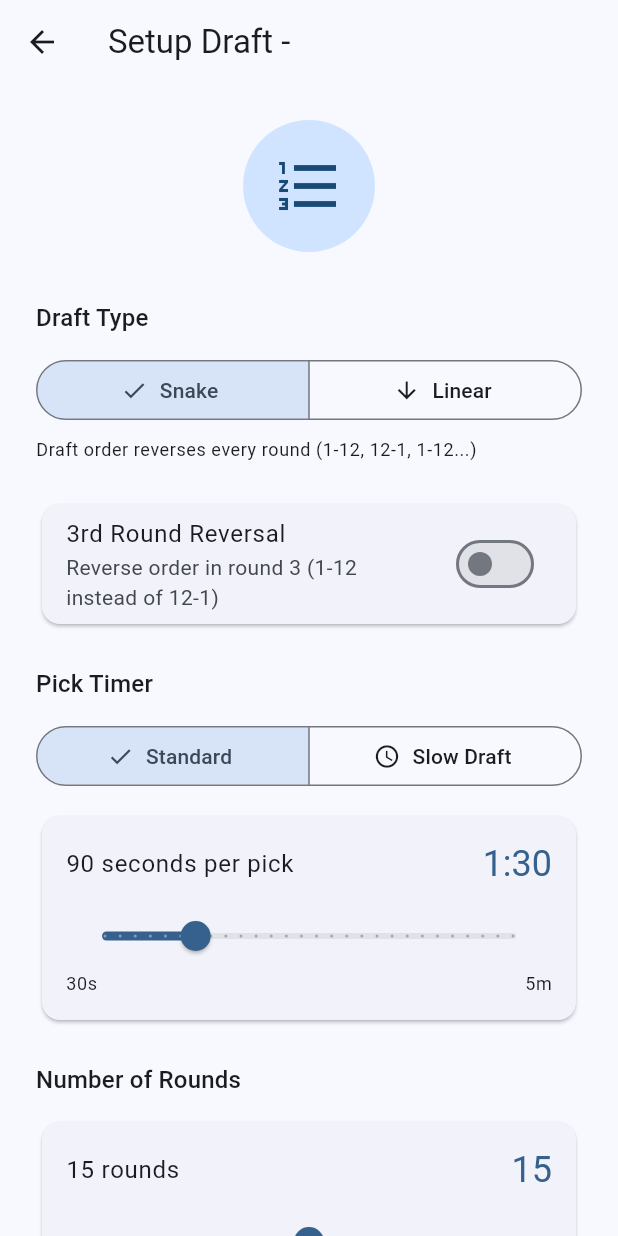
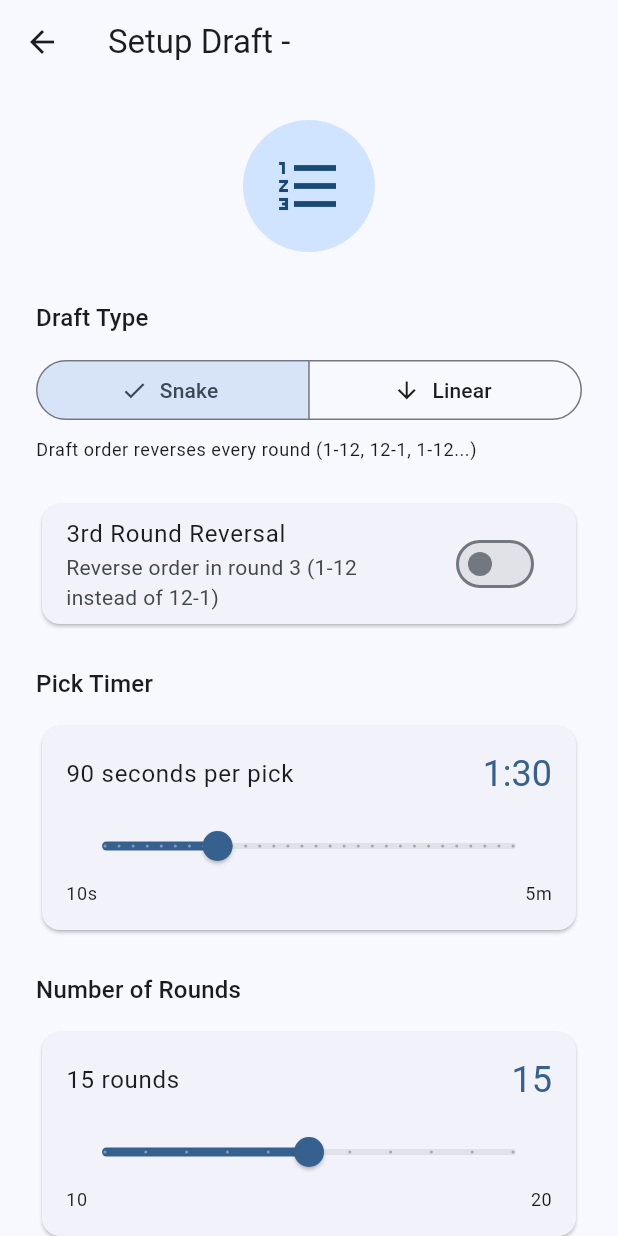
Before and after one commit to jkap86/tbd-ff-flutter-app, a Flutter app: the DraftSetupScreen screen opened directly with empty values, on a phone screen of 412 x 824 dp. Run offline on Flutter 3.47's test engine with Material 3 defaults, Android fonts, the phone set to English and light mode, and no system bars; our stand-ins replace shared_preferences, socket_io_client, uni_links; accounts and stored records are empty.

Commit message:
Remove timer mode selector and make overnight pause always available
- Remove 'Standard' vs 'Slow Draft' segmented button
- Simplify pick timer to single slider (10s - 5m range)
- Make overnight pause setting always visible (not conditional)
- Remove unused timer mode helper methods
- Simplify timer display logic

```diff
--- a/lib/screens/draft_setup_screen.dart
+++ b/lib/screens/draft_setup_screen.dart
@@ -24,7 +24,6 @@ class _DraftSetupScreenState extends State<DraftSetupScreen> {
   bool _thirdRoundReversal = false;
   int _pickTimeSeconds = 90;
   int _rounds = 15;
-  String _timerMode = 'standard'; // 'standard' or 'slow'
 
   // Overnight pause settings
   bool _autoPauseEnabled = false;
@@ -186,33 +185,6 @@ class _DraftSetupScreenState extends State<DraftSetupScreen> {
                   style: Theme.of(context).textTheme.titleMedium,
                 ),
                 const SizedBox(height: 12),
-                SegmentedButton<String>(
-                  segments: const [
-                    ButtonSegment(
-                      value: 'standard',
-                      label: Text('Standard'),
-                      icon: Icon(Icons.timer),
-                    ),
-                    ButtonSegment(
-                      value: 'slow',
-                      label: Text('Slow Draft'),
-                      icon: Icon(Icons.schedule),
-                    ),
-                  ],
-                  selected: {_timerMode},
-                  onSelectionChanged: (Set<String> selection) {
-                    setState(() {
-                      _timerMode = selection.first;
-                      // Set default for mode
-                      if (_timerMode == 'standard') {
-                        _pickTimeSeconds = 90;
-                      } else {
-                        _pickTimeSeconds = 3600; // 1 hour default for slow
-                      }
-                    });
-                  },
-                ),
-                const SizedBox(height: 12),
                 Card(
                   child: Padding(
                     padding: const EdgeInsets.all(16.0),
@@ -241,21 +213,20 @@ class _DraftSetupScreenState extends State<DraftSetupScreen> {
                         const SizedBox(height: 8),
                         Slider(
                           value: _pickTimeSeconds.toDouble(),
-                          min: _timerMode == 'standard' ? 30 : 300,
-                          max: _timerMode == 'standard' ? 300 : 86400,
-                          divisions: _timerMode == 'standard' ? 27 : _getSlowDivisions(),
+                          min: 10,
+                          max: 300,
+                          divisions: 29,
                           label: _getTimerDisplay(),
                           onChanged: (value) {
-                            setState(() =>
-                                _pickTimeSeconds = _snapToInterval(value.toInt()));
+                            setState(() => _pickTimeSeconds = value.toInt());
                           },
                         ),
                         Row(
                           mainAxisAlignment: MainAxisAlignment.spaceBetween,
                           children: [
-                            Text(_timerMode == 'standard' ? '30s' : '5m',
+                            Text('10s',
                                 style: Theme.of(context).textTheme.bodySmall),
-                            Text(_timerMode == 'standard' ? '5m' : '24h',
+                            Text('5m',
                                 style: Theme.of(context).textTheme.bodySmall),
                           ],
                         ),
@@ -322,8 +293,7 @@ class _DraftSetupScreenState extends State<DraftSetupScreen> {
                 ),
                 const SizedBox(height: 24),
 
-                // Overnight Pause (only for slow drafts)
-                if (_timerMode == 'slow') ...[
+                // Overnight Pause
                 Text(
                   'Overnight Pause',
                   style: Theme.of(context).textTheme.titleMedium,
@@ -399,9 +369,6 @@ class _DraftSetupScreenState extends State<DraftSetupScreen> {
                   ),
                 ),
                 const SizedBox(height: 24),
-                ],
-
-                const SizedBox(height: 8),
 
                 // Draft Summary
                 Card(
@@ -460,91 +427,26 @@ class _DraftSetupScreenState extends State<DraftSetupScreen> {
   }
 
   String _getTimerLabel() {
-    if (_timerMode == 'standard') {
     return '$_pickTimeSeconds seconds per pick';
-    } else {
-      return 'Time per pick';
-    }
   }
 
   String _getTimerDisplay() {
-    if (_timerMode == 'standard') {
     final minutes = _pickTimeSeconds ~/ 60;
     final seconds = _pickTimeSeconds % 60;
     return '$minutes:${seconds.toString().padLeft(2, '0')}';
-    } else {
-      // Slow draft display
-      if (_pickTimeSeconds < 3600) {
-        // Less than 1 hour - show minutes
-        final minutes = _pickTimeSeconds ~/ 60;
-        return '${minutes}m';
-      } else if (_pickTimeSeconds < 86400) {
-        // Less than 1 day - show hours
-        final hours = _pickTimeSeconds ~/ 3600;
-        return '${hours}h';
-      } else {
-        // Show days
-        final days = _pickTimeSeconds ~/ 86400;
-        return '${days}d';
-      }
-    }
   }
 
   String _getTimerSummary() {
     if (_pickTimeSeconds < 60) {
       return '${_pickTimeSeconds}s';
-    } else if (_pickTimeSeconds < 3600) {
+    } else {
       final minutes = _pickTimeSeconds ~/ 60;
+      final seconds = _pickTimeSeconds % 60;
+      if (seconds == 0) {
         return '${minutes}m';
-    } else if (_pickTimeSeconds < 86400) {
-      final hours = _pickTimeSeconds ~/ 3600;
-      return '${hours}h';
       } else {
-      final days = _pickTimeSeconds ~/ 86400;
-      return '${days}d';
+        return '$minutes:${seconds.toString().padLeft(2, '0')}';
       }
-  }
-
-  int _getSlowDivisions() {
-    // Slow draft intervals:
-    // 5m, 10m, 15m, 20m, 30m, 1h, 2h, 4h, 8h, 12h, 18h, 24h
-    return 11;
-  }
-
-  int _snapToInterval(int seconds) {
-    if (_timerMode == 'standard') {
-      // Standard mode: snap to 10 second intervals
-      return (seconds ~/ 10) * 10;
-    } else {
-      // Slow draft mode: snap to specific intervals
-      const intervals = [
-        300,    // 5 minutes
-        600,    // 10 minutes
-        900,    // 15 minutes
-        1200,   // 20 minutes
-        1800,   // 30 minutes
-        3600,   // 1 hour
-        7200,   // 2 hours
-        14400,  // 4 hours
-        28800,  // 8 hours
-        43200,  // 12 hours
-        64800,  // 18 hours
-        86400,  // 24 hours
-      ];
-
-      // Find closest interval
-      int closest = intervals[0];
-      int minDiff = (seconds - intervals[0]).abs();
-
-      for (int interval in intervals) {
-        int diff = (seconds - interval).abs();
-        if (diff < minDiff) {
-          minDiff = diff;
-          closest = interval;
-        }
-      }
-
-      return closest;
     }
   }
 
```
Lines whose indentation alone changed are shown as unchanged.
